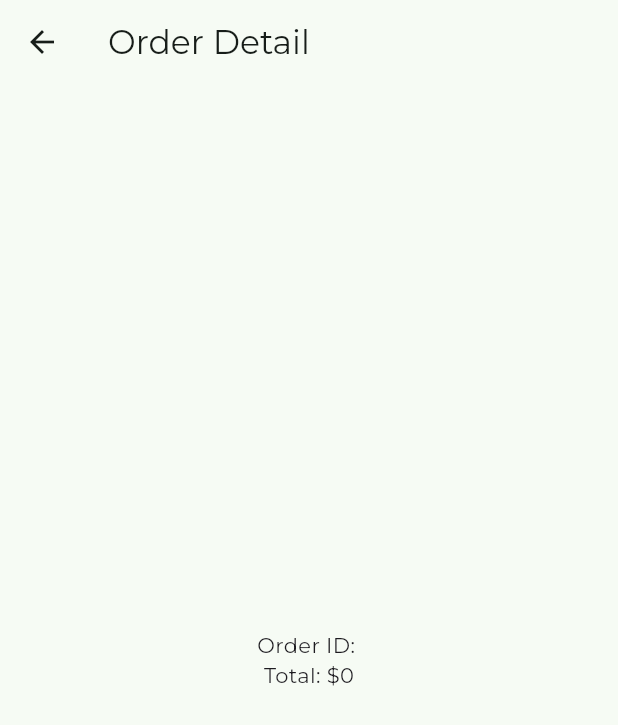
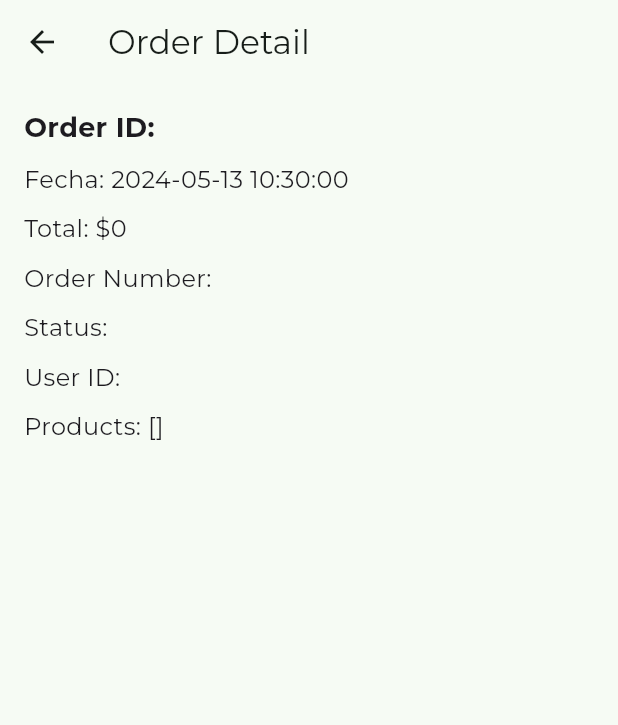
Before and after one commit to axelperez3009/parkware-alpha, a Flutter app: the OrderDetailPage screen opened directly with empty values, on a phone screen of 412 x 824 dp. Shown: the top 725 px of the screen. Run offline on Flutter 3.47's test engine with Material 3 defaults, Android fonts, the phone set to English and light mode, and no system bars; our stand-ins replace firebase_auth, firebase_core, flutter_dotenv, fluttertoast, google_fonts, google_sign_in and 1 more; missing offline and left inert: flutter_stripe; accounts and stored records are empty; network calls fail.

Commit message:
Fixing Repo

```diff
--- a/lib/controllers/user_controller.dart
+++ b/lib/controllers/user_controller.dart
@@ -7,26 +7,37 @@ class UserController {
   static Future<User?> loginWithGoogle() async {
     final googleAccount = await GoogleSignIn().signIn();
 
-    final googleAuth = await googleAccount?.authentication;
+    if (googleAccount == null) {
+      // El usuario canceló el inicio de sesión con Google
+      return null;
+    }
+
+    final googleAuth = await googleAccount.authentication;
 
     final credential = GoogleAuthProvider.credential(
-      accessToken: googleAuth?.accessToken,
-      idToken: googleAuth?.idToken,
+      accessToken: googleAuth.accessToken,
+      idToken: googleAuth.idToken,
     );
 
     final userCredential = await FirebaseAuth.instance.signInWithCredential(
       credential,
     );
-    return userCredential.user;
+
+    // Actualizar la instancia de usuario
+    user = userCredential.user;
+
+    return user;
   }
 
   static Future<void> signOut() async {
     await FirebaseAuth.instance.signOut();
     await GoogleSignIn().signOut();
+    // Limpiar la instancia de usuario al cerrar sesión
+    user = null;
   }
 
   // Método para obtener el UID del usuario actualmente autenticado
   static String getCurrentUserUid() {
-    return user!.uid;
+    return user?.uid ?? "";
   }
 }
--- a/lib/presentation/views/purchases/purchases_screen.dart
+++ b/lib/presentation/views/purchases/purchases_screen.dart
@@ -2,7 +2,7 @@ import 'package:firebase_auth/firebase_auth.dart';
 import 'package:flutter/material.dart';
 import 'package:parkware/controllers/user_controller.dart';
 import 'package:parkware/data/api_backend.dart';
-
+import 'package:flutter/material.dart';
 class MyOrdersPage extends StatefulWidget {
   const MyOrdersPage({Key? key}) : super(key: key);
 
@@ -27,8 +27,6 @@ class _MyOrdersPageState extends State<MyOrdersPage> {
       setState(() {
         myOrders = response;
       });
-        DateTime now = DateTime.now();
-        print(now);
     } catch (error) {
       print('Error: $error');
     }
@@ -53,11 +51,13 @@ class _MyOrdersPageState extends State<MyOrdersPage> {
       itemBuilder: (BuildContext context, int index) {
         final order = myOrders[index];
         final orderId = order['orderNumber'];
-        final orderDate = order['date'];
+        final timestamp = order['date'];
+        DateTime dateTime = DateTime.parse(timestamp);
+        String formattedDateTime = '${dateTime.year}-${_addLeadingZero(dateTime.month)}-${_addLeadingZero(dateTime.day)} ${_addLeadingZero(dateTime.hour)}:${_addLeadingZero(dateTime.minute)}:${_addLeadingZero(dateTime.second)}';
         return ListTile(
           leading: Icon(Icons.shopping_bag),
           title: Text('Order $orderId'),
-          subtitle: Text('Date: ${_formatDate(orderDate)}'),
+          subtitle: Text('Fecha: ${formattedDateTime}'),
           trailing: Icon(Icons.arrow_forward_ios),
           onTap: () {
             Navigator.push(
@@ -69,10 +69,19 @@ class _MyOrdersPageState extends State<MyOrdersPage> {
       },
     );
   }
-  String _formatDate(DateTime date) {
-  // Formatea la fecha en el formato deseado
-  return '${date.day}/${date.month}/${date.year}';
-}
+
+  String _addLeadingZero(int value) {
+    return value < 10 ? '0$value' : '$value';
+  }
+
+  String _addMicroseconds(int value) {
+    String micros = value.toString();
+    if (micros.length < 6) {
+      // Añadir ceros a la izquierda si es necesario
+      micros = '0' * (6 - micros.length) + micros;
+    }
+    return micros;
+  }
 }
 
 class OrderDetailPage extends StatelessWidget {
@@ -82,20 +91,71 @@ class OrderDetailPage extends StatelessWidget {
 
   @override
   Widget build(BuildContext context) {
+    final timestamp = order['date'];
+    DateTime dateTime = DateTime.parse(timestamp);
+    String formattedDateTime = '${dateTime.year}-${_addLeadingZero(dateTime.month)}-${_addLeadingZero(dateTime.day)} ${_addLeadingZero(dateTime.hour)}:${_addLeadingZero(dateTime.minute)}:${_addLeadingZero(dateTime.second)}';
     return Scaffold(
       appBar: AppBar(
         title: Text('Order Detail'),
       ),
-      body: Center(
+      body: Padding(
+        padding: const EdgeInsets.all(16.0),
         child: Column(
-          mainAxisAlignment: MainAxisAlignment.center,
+          crossAxisAlignment: CrossAxisAlignment.start,
           children: [
-            Text('Order ID: ${order['id']}'),
-            Text('Total: \$${order['total']}'),
-            // Agrega más detalles del pedido según sea necesario
+            Text(
+              'Order ID: ${order['id']}',
+              style: TextStyle(fontSize: 18, fontWeight: FontWeight.bold),
+            ),
+            SizedBox(height: 10),
+            Text(
+              'Fecha: ${formattedDateTime}',
+              style: TextStyle(fontSize: 16),
+            ),
+            SizedBox(height: 10),
+            Text(
+              'Total: \$${order['total']}',
+              style: TextStyle(fontSize: 16),
+            ),
+            SizedBox(height: 10),
+            Text(
+              'Order Number: ${order['orderNumber']}',
+              style: TextStyle(fontSize: 16),
+            ),
+            SizedBox(height: 10),
+            Text(
+              'Status: ${order['status']}',
+              style: TextStyle(fontSize: 16),
+            ),
+            SizedBox(height: 10),
+            Text(
+              'User ID: ${order['uid']}',
+              style: TextStyle(fontSize: 16),
+            ),
+            SizedBox(height: 10),
+            Text(
+              'Products: ${order['products'].toString()}',
+              style: TextStyle(fontSize: 16),
+            ),
           ],
         ),
       ),
     );
   }
+
+  String _formatDateTime(DateTime dateTime) {
+    return '${dateTime.year}-${_addLeadingZero(dateTime.month)}-${_addLeadingZero(dateTime.day)} ${_addLeadingZero(dateTime.hour)}:${_addLeadingZero(dateTime.minute)}:${_addLeadingZero(dateTime.second)}.${_addMicroseconds(dateTime.microsecond)}';
+  }
+
+  String _addLeadingZero(int value) {
+    return value < 10 ? '0$value' : '$value';
+  }
+
+  String _addMicroseconds(int value) {
+    String micros = value.toString();
+    if (micros.length < 6) {
+      micros = '0' * (6 - micros.length) + micros;
+    }
+    return micros;
+  }
 }
--- a/pubspec.yaml
+++ b/pubspec.yaml
@@ -24,6 +24,7 @@ dependencies:
   flutter_ticket_view: ^1.0.0
   flutter_dotenv: ^5.0.2
   provider: ^5.0.0
+  restart_app: ^1.2.1
 
 dev_dependencies:
   flutter_test:
```
Also changed, not shown: lib/domain/models/cart_item.dart (+13 -1 lines), lib/pages/payment_page_cart.dart (+48 -7 lines), lib/presentation/views/order/order_screen.dart (+15 -4 lines), pubspec.lock, 5 other files.
